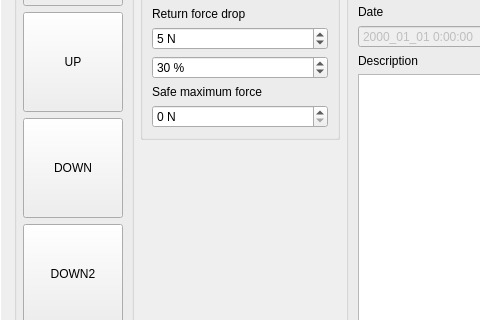
First picture: the form in src/main/resources/base/design.ui, repository OndrejPistora/thymos-loader, before the edit; both pictures show x 127 to 607 and y 198 to 518 of the 898 by 754 pixel window.
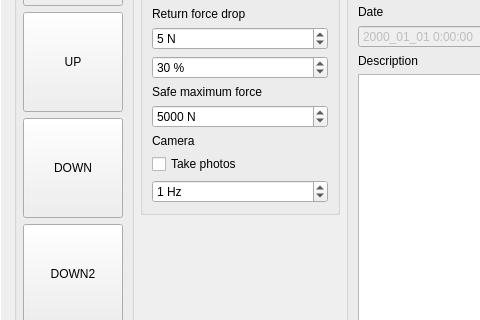
Second picture: the form after the edit. The open tabs and pages were chosen to show the change. Custom widgets are drawn as their Qt base class.

The edit to the form file:
```diff
--- a/src/main/resources/base/design.ui
+++ b/src/main/resources/base/design.ui
@@ -1143,6 +1143,57 @@
                    </property>
                    <property name="maximum">
                     <double>10000.000000000000000</double>
+                   </property>
+                   <property name="value">
+                    <double>5000.000000000000000</double>
+                   </property>
+                  </widget>
+                 </item>
+                 <item>
+                  <widget class="QLabel" name="label_21">
+                   <property name="sizePolicy">
+                    <sizepolicy hsizetype="Preferred" vsizetype="Maximum">
+                     <horstretch>0</horstretch>
+                     <verstretch>0</verstretch>
+                    </sizepolicy>
+                   </property>
+                   <property name="toolTip">
+                    <string>&lt;html&gt;&lt;head/&gt;&lt;body&gt;&lt;p&gt;A camera can be connected to the main board via a jack-jack cable. The loading machine will trigger the camera to take photos during an experiment. &lt;/p&gt;&lt;/body&gt;&lt;/html&gt;</string>
+                   </property>
+                   <property name="text">
+                    <string>Camera</string>
+                   </property>
+                  </widget>
+                 </item>
+                 <item>
+                  <widget class="QCheckBox" name="checkBoxPhotosEnable">
+                   <property name="text">
+                    <string>Take photos</string>
+                   </property>
+                   <property name="tristate">
+                    <bool>false</bool>
+                   </property>
+                  </widget>
+                 </item>
+                 <item>
+                  <widget class="QDoubleSpinBox" name="numPhotosFrequency">
+                   <property name="showGroupSeparator" stdset="0">
+                    <bool>false</bool>
+                   </property>
+                   <property name="suffix">
+                    <string> Hz</string>
+                   </property>
+                   <property name="decimals">
+                    <number>0</number>
+                   </property>
+                   <property name="maximum">
+                    <double>100.000000000000000</double>
+                   </property>
+                   <property name="singleStep">
+                    <double>0.010000000000000</double>
+                   </property>
+                   <property name="value">
+                    <double>1.000000000000000</double>
                    </property>
                   </widget>
                  </item>
```
Left out of the diff: 8 changed lines with no effect on the pictures.
